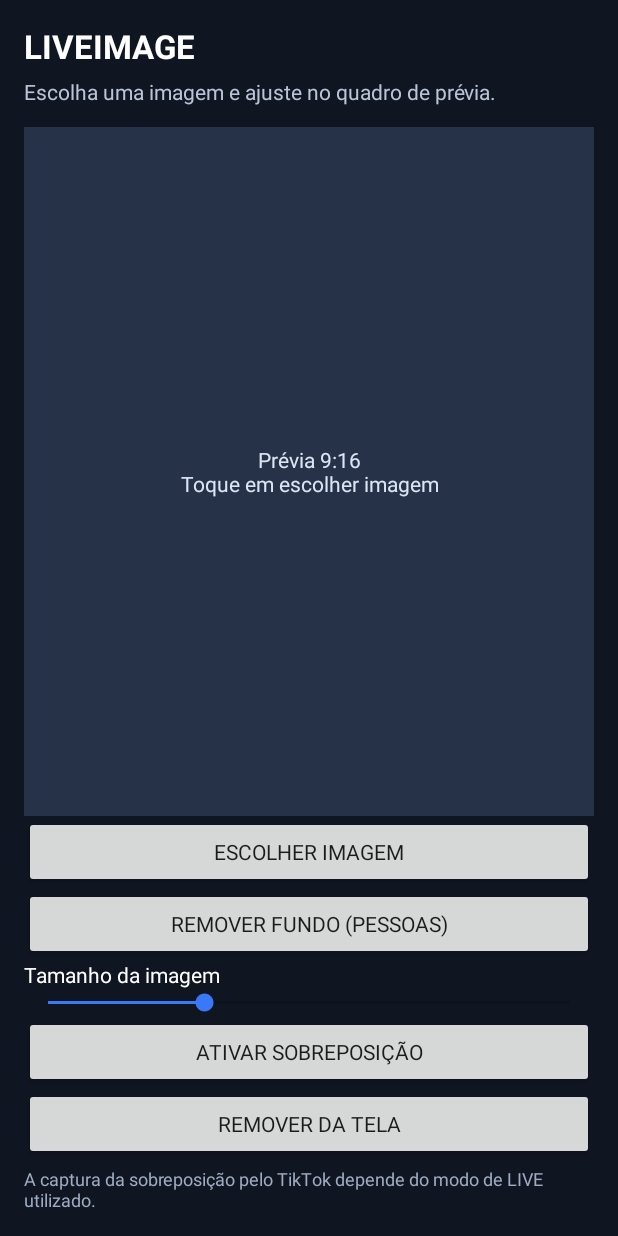
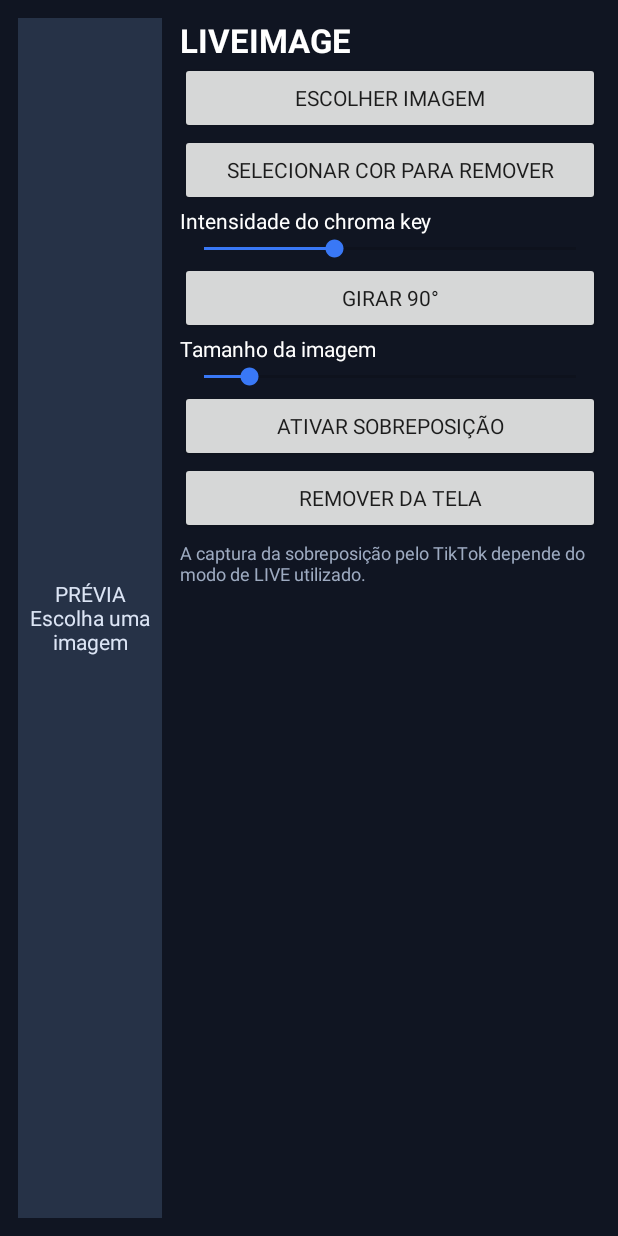
Before and after one commit to LUFFYBWX/LiveImage, an Android app: the screen it shows after launch (MainActivity), on a phone screen of 412 x 824 dp. Run offline under Robolectric (Android 15) with nearby library versions, the phone set to English and light mode, and no system bars.

Commit message:
Redesign editor for landscape with chroma key and rotation controls

```diff
--- a/app/src/main/res/layout/activity_main.xml
+++ b/app/src/main/res/layout/activity_main.xml
@@ -1,24 +1,29 @@
 <LinearLayout xmlns:android="http://schemas.android.com/apk/res/android"
-    android:orientation="vertical" android:padding="16dp"
+    android:orientation="horizontal" android:padding="12dp"
     android:background="#101522" android:layout_width="match_parent" android:layout_height="match_parent">
-    <TextView android:text="LIVEIMAGE" android:textColor="#FFFFFF" android:textSize="22sp"
-        android:textStyle="bold" android:layout_width="match_parent" android:layout_height="wrap_content"/>
-    <TextView android:text="Escolha uma imagem e ajuste no quadro de prévia." android:textColor="#B9C4D8"
-        android:layout_marginTop="6dp" android:layout_width="match_parent" android:layout_height="wrap_content"/>
-    <FrameLayout android:id="@+id/preview" android:layout_width="match_parent" android:layout_height="0dp"
-        android:layout_weight="1" android:layout_marginTop="14dp" android:background="#263247">
-        <TextView android:id="@+id/hint" android:text="Prévia 9:16\nToque em escolher imagem"
+    <FrameLayout android:id="@+id/preview" android:layout_width="0dp" android:layout_height="match_parent"
+        android:layout_weight="1" android:layout_marginEnd="12dp" android:background="#263247">
+        <TextView android:id="@+id/hint" android:text="PRÉVIA\nEscolha uma imagem"
             android:textColor="#DCE5F5" android:gravity="center" android:layout_width="match_parent" android:layout_height="match_parent"/>
         <ImageView android:id="@+id/image" android:layout_width="120dp" android:layout_height="120dp"
             android:layout_gravity="top|start" android:scaleType="fitCenter" android:visibility="gone"/>
     </FrameLayout>
+    <ScrollView android:layout_width="280dp" android:layout_height="match_parent" android:fillViewport="true">
+      <LinearLayout android:orientation="vertical" android:layout_width="match_parent" android:layout_height="wrap_content">
+        <TextView android:text="LIVEIMAGE" android:textColor="#FFFFFF" android:textSize="22sp"
+            android:textStyle="bold" android:layout_width="match_parent" android:layout_height="wrap_content"/>
         <Button android:id="@+id/choose" android:text="Escolher imagem" android:layout_width="match_parent" android:layout_height="wrap_content"/>
-    <Button android:id="@+id/remove" android:text="Remover fundo (pessoas)" android:layout_width="match_parent" android:layout_height="wrap_content"/>
+        <Button android:id="@+id/remove" android:text="Selecionar cor para remover" android:layout_width="match_parent" android:layout_height="wrap_content"/>
+        <TextView android:text="Intensidade do chroma key" android:textColor="#FFFFFF" android:layout_width="match_parent" android:layout_height="wrap_content"/>
+        <SeekBar android:id="@+id/strength" android:max="200" android:progress="70" android:layout_width="match_parent" android:layout_height="wrap_content"/>
+        <Button android:id="@+id/rotate" android:text="Girar 90°" android:layout_width="match_parent" android:layout_height="wrap_content"/>
         <TextView android:text="Tamanho da imagem" android:textColor="#FFFFFF" android:layout_width="match_parent" android:layout_height="wrap_content"/>
-    <SeekBar android:id="@+id/size" android:max="240" android:progress="72" android:layout_width="match_parent" android:layout_height="wrap_content"/>
+        <SeekBar android:id="@+id/size" android:max="600" android:progress="72" android:layout_width="match_parent" android:layout_height="wrap_content"/>
         <Button android:id="@+id/start" android:text="Ativar sobreposição" android:layout_width="match_parent" android:layout_height="wrap_content"/>
         <Button android:id="@+id/stop" android:text="Remover da tela" android:layout_width="match_parent" android:layout_height="wrap_content"/>
         <TextView android:text="A captura da sobreposição pelo TikTok depende do modo de LIVE utilizado."
             android:textColor="#9EABC1" android:textSize="12sp" android:layout_marginTop="4dp"
             android:layout_width="match_parent" android:layout_height="wrap_content"/>
       </LinearLayout>
+    </ScrollView>
+</LinearLayout>
```
Lines whose indentation alone changed are shown as unchanged.
